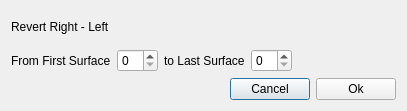
Old version of the form src/gui/DialogRevertDesign.ui in the repository edeforas/Astree.
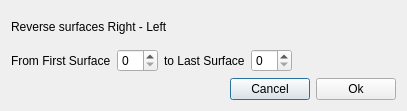
New version of the form. Icons and pictures are not drawn.

```diff
--- a/src/gui/DialogRevertDesign.ui
+++ b/src/gui/DialogRevertDesign.ui
@@ -22,7 +22,7 @@
      <item>
       <widget class="QLabel" name="label_3">
        <property name="text">
-        <string>Revert Right - Left</string>
+        <string>Reverse surfaces Right - Left</string>
        </property>
       </widget>
      </item>
```
Left out of the diff: 10 changed lines with no effect on the pictures.
